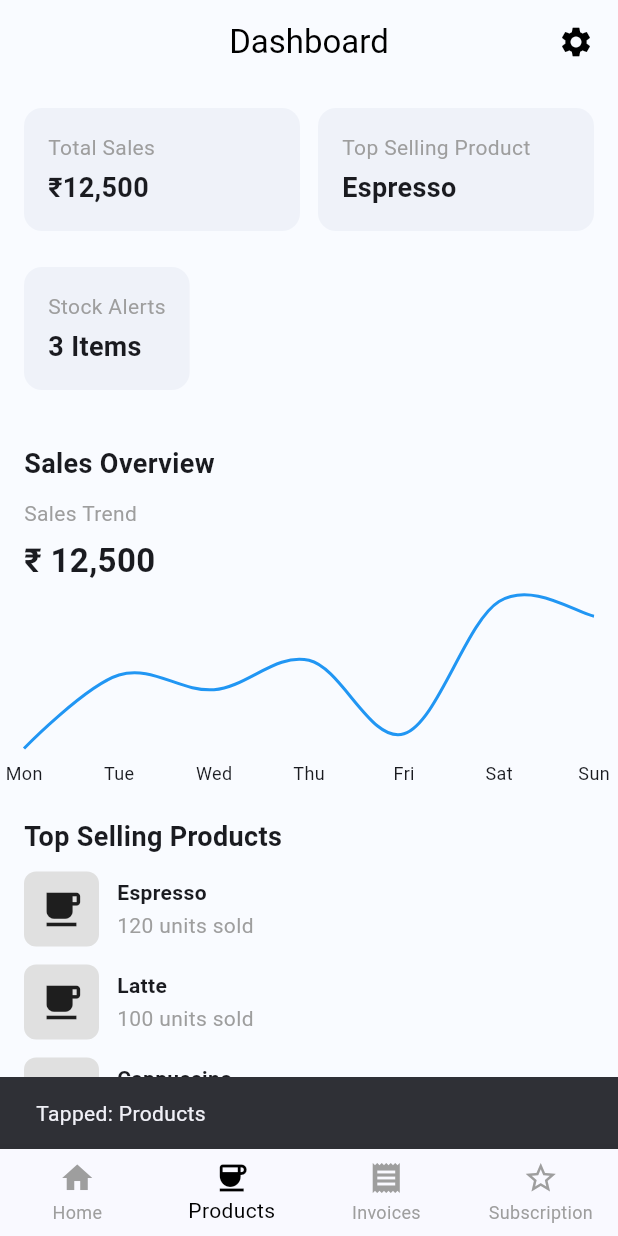
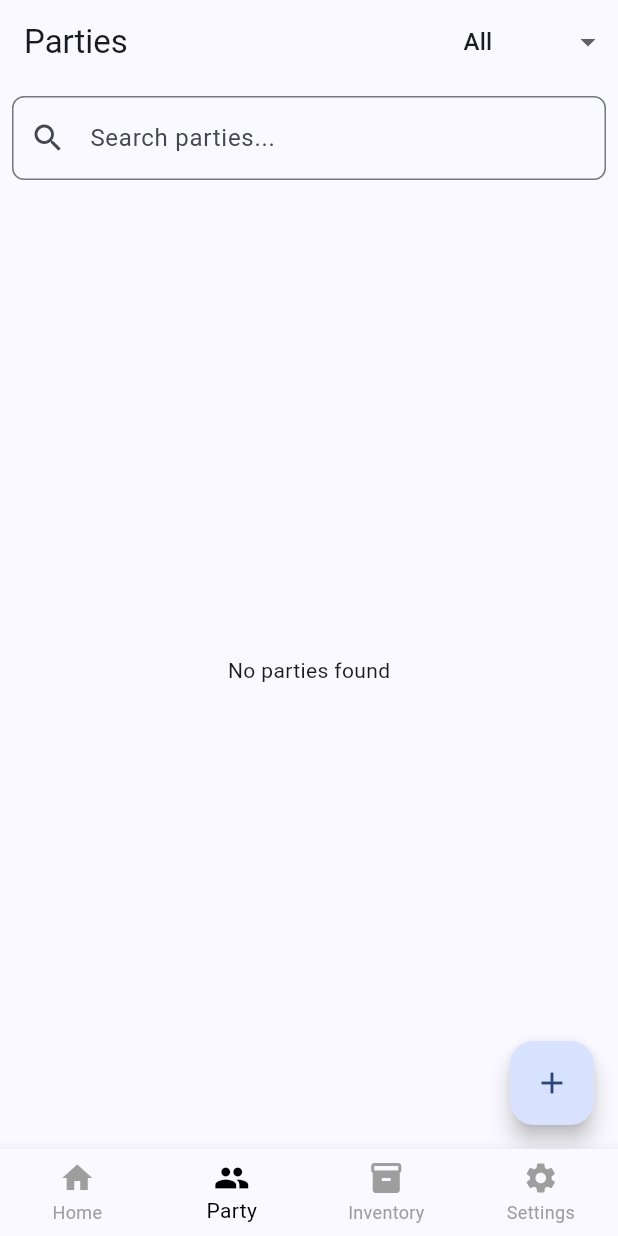
Before and after one commit to Saisinare/cafe_app, a Flutter app: the screen it shows after launch, item 2 of the bottom bar chosen, on a phone screen of 412 x 824 dp. Run offline on Flutter 3.47's test engine with Material 3 defaults, Android fonts, the phone set to English and light mode, and no system bars; drawn by our look-alikes of fl_chart.

Commit message:
page template ready except settings

```diff
--- a/lib/main.dart
+++ b/lib/main.dart
@@ -1,7 +1,5 @@
 import 'package:flutter/material.dart';
-import './pages/login_page.dart';
-import './pages/home_page.dart';
-
+import 'pages/main_layout.dart';
 void main() {
   runApp(const MyApp());
 }
@@ -18,7 +16,7 @@ class MyApp extends StatelessWidget {
         colorScheme: ColorScheme.fromSeed(seedColor: Colors.blueAccent),
         useMaterial3: true,
       ),
-      home: const HomeScreen(),
+      home: const MainLayout(),
     );
   }
 }
--- a/lib/pages/home_page.dart
+++ b/lib/pages/home/home_page.dart
@@ -38,19 +38,6 @@ class _HomeScreenState extends State<HomeScreen> {
             padding: EdgeInsets.only(right: 16),
             child: Icon(Icons.settings, color: Colors.black),
           ),
-        ],
-      ),
-      bottomNavigationBar: BottomNavigationBar(
-        currentIndex: _selectedIndex,
-        selectedItemColor: Colors.black,
-        unselectedItemColor: Colors.grey,
-        type: BottomNavigationBarType.fixed,
-        onTap: _onNavTap,
-        items: const [
-          BottomNavigationBarItem(icon: Icon(Icons.home), label: 'Home'),
-          BottomNavigationBarItem(icon: Icon(Icons.coffee), label: 'Products'),
-          BottomNavigationBarItem(icon: Icon(Icons.receipt), label: 'Invoices'),
-          BottomNavigationBarItem(icon: Icon(Icons.star_border), label: 'Subscription'),
         ],
       ),
       body: SingleChildScrollView(
--- a/lib/pages/main_layout.dart
+++ b/lib/pages/main_layout.dart
@@ -1,8 +1,10 @@
 import 'package:flutter/material.dart';
-import 'home_page.dart';
-import 'products_page.dart';
-import 'invoices_page.dart';
-import 'subscription_page.dart';
+import 'package:my_app/pages/settings/settings_page.dart';
+import 'home/home_page.dart';
+import 'inventory/inventory_page.dart';
+import 'party/party_page.dart';
+
+
 
 class MainLayout extends StatefulWidget {
   const MainLayout({super.key});
@@ -16,9 +18,9 @@ class _MainLayoutState extends State<MainLayout> {
 
   final List<Widget> _pages = const [
     HomeScreen(),
-    ProductsScreen(),
-    InvoicesScreen(),
-    SubscriptionScreen(),
+    PartyScreen(),
+    InventoryScreen(),
+    SettingsScreen()
   ];
 
   void _onNavTap(int index) {
@@ -39,9 +41,9 @@ class _MainLayoutState extends State<MainLayout> {
         onTap: _onNavTap,
         items: const [
           BottomNavigationBarItem(icon: Icon(Icons.home), label: 'Home'),
-          BottomNavigationBarItem(icon: Icon(Icons.coffee), label: 'Products'),
-          BottomNavigationBarItem(icon: Icon(Icons.receipt), label: 'Invoices'),
-          BottomNavigationBarItem(icon: Icon(Icons.star_border), label: 'Subscription'),
+          BottomNavigationBarItem(icon: Icon(Icons.people), label: 'Party'),
+          BottomNavigationBarItem(icon: Icon(Icons.inventory), label: 'Inventory'),
+          BottomNavigationBarItem(icon: Icon(Icons.settings), label: 'Settings'),
         ],
       ),
     );
--- /dev/null
+++ b/lib/pages/party/party_page.dart
@@ -0,0 +1,110 @@
+import 'package:flutter/material.dart';
+import 'add_party_screen.dart';
+
+class PartyScreen extends StatefulWidget {
+  const PartyScreen({super.key});
+
+  @override
+  State<PartyScreen> createState() => _PartyScreenState();
+}
+
+class _PartyScreenState extends State<PartyScreen> {
+  List<Map<String, String>> parties = [];
+  String searchQuery = "";
+  String selectedFilter = "All";
+
+  final List<String> filters = ["All", "Supplier", "Customer"];
+
+  @override
+  Widget build(BuildContext context) {
+    List<Map<String, String>> filteredParties = parties.where((party) {
+      final matchesSearch =
+          party["name"]!.toLowerCase().contains(searchQuery.toLowerCase());
+      final matchesFilter =
+          selectedFilter == "All" || party["type"] == selectedFilter;
+      return matchesSearch && matchesFilter;
+    }).toList();
+
+    return Scaffold(
+      appBar: AppBar(
+        title: const Text("Parties"),
+        actions: [
+          Padding(
+            padding: const EdgeInsets.symmetric(horizontal: 8),
+            child: DropdownButton<String>(
+              value: selectedFilter,
+              underline: const SizedBox(),
+              onChanged: (value) {
+                setState(() {
+                  selectedFilter = value!;
+                });
+              },
+              items: filters
+                  .map((filter) => DropdownMenuItem(
+                        value: filter,
+                        child: Text(filter),
+                      ))
+                  .toList(),
+            ),
+          )
+        ],
+      ),
+      body: Column(
+        children: [
+          // Search bar
+          Padding(
+            padding: const EdgeInsets.all(8.0),
+            child: TextField(
+              decoration: const InputDecoration(
+                hintText: "Search parties...",
+                prefixIcon: Icon(Icons.search),
+                border: OutlineInputBorder(
+                  borderRadius: BorderRadius.all(Radius.circular(8)),
+                ),
+              ),
+              onChanged: (value) {
+                setState(() {
+                  searchQuery = value;
+                });
+              },
+            ),
+          ),
+
+          // Party list
+          Expanded(
+            child: filteredParties.isEmpty
+                ? const Center(child: Text("No parties found"))
+                : ListView.builder(
+                    itemCount: filteredParties.length,
+                    itemBuilder: (context, index) {
+                      return ListTile(
+                        leading: const Icon(Icons.group),
+                        title: Text(filteredParties[index]["name"]!),
+                        subtitle: Text(filteredParties[index]["type"]!),
+                      );
+                    },
+                  ),
+          ),
+        ],
+      ),
+
+      // Add party button
+      floatingActionButton: FloatingActionButton(
+        onPressed: () async {
+          final newParty = await Navigator.push(
+            context,
+            MaterialPageRoute(
+              builder: (context) => const AddPartyScreen(),
+            ),
+          );
+          if (newParty != null && newParty is Map<String, String>) {
+            setState(() {
+              parties.add(newParty);
+            });
+          }
+        },
+        child: const Icon(Icons.add),
+      ),
+    );
+  }
+}
```
Also changed, not shown: lib/pages/inventory/add_category_screen.dart (added, +46 -0 lines), lib/pages/inventory/add_item_screen.dart (added, +74 -0 lines), lib/pages/inventory/inventory_page.dart (added, +148 -0 lines), lib/pages/inventory/item_details_screen.dart (added, +38 -0 lines), lib/pages/party/add_party_screen.dart (added, +176 -0 lines), lib/pages/settings/settings_page.dart (added, +12 -0 lines).
